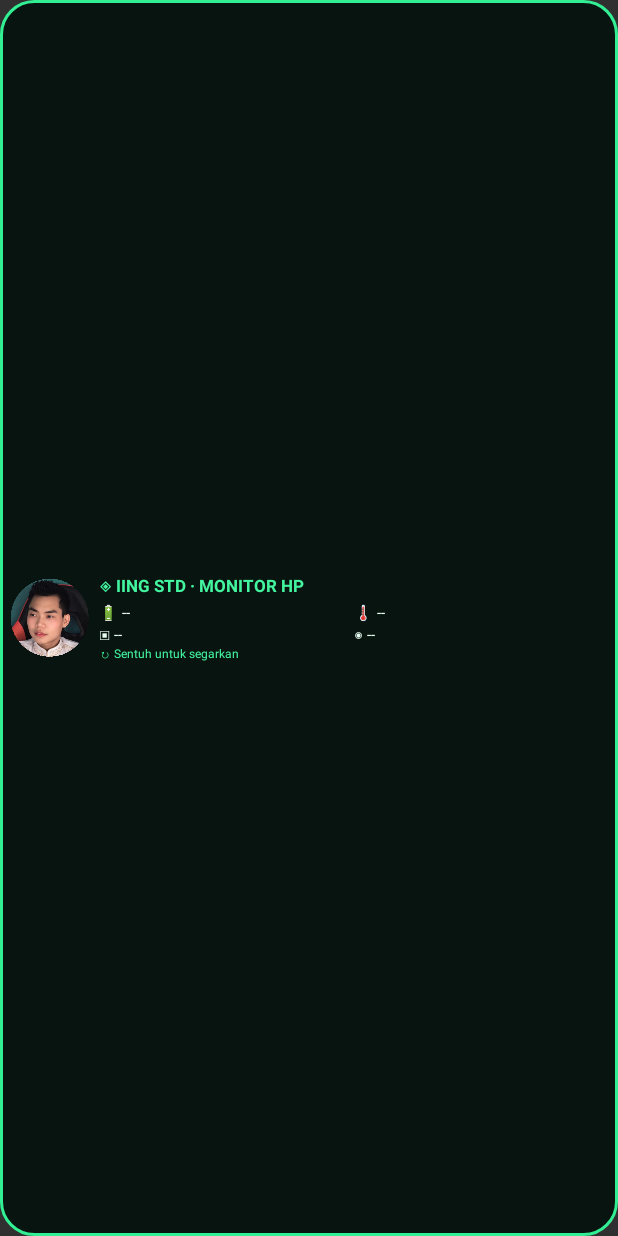
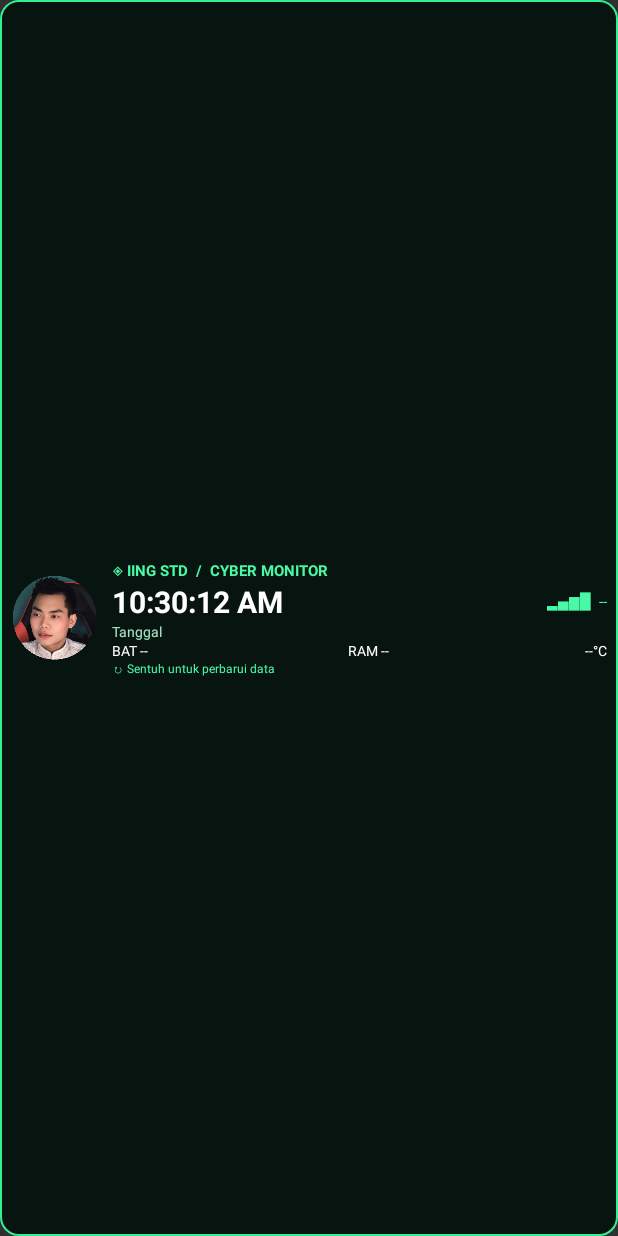
Before and after one commit to stdcrypto-boop/IING-STD-Cyber-Widget, an Android app: the layout widget.xml on its own in the app's theme, with its tools: preview values and no code run, on a phone screen of 412 x 824 dp. Run offline under Robolectric (Android 15) with nearby library versions, the phone set to English and light mode, and no system bars.

Commit message:
Update Cyber Widget V2 and build APK on pull requests

```diff
--- a/app/src/main/AndroidManifest.xml
+++ b/app/src/main/AndroidManifest.xml
@@ -1,5 +1,6 @@
 <manifest xmlns:android="http://schemas.android.com/apk/res/android">
  <uses-permission android:name="android.permission.ACCESS_NETWORK_STATE"/>
+ <uses-permission android:name="android.permission.ACCESS_WIFI_STATE"/>
  <uses-permission android:name="android.permission.READ_PHONE_STATE"/>
  <application android:label="IING STD Cyber Widget" android:theme="@android:style/Theme.Material.NoActionBar" android:usesCleartextTraffic="false">
   <activity android:name=".MainActivity" android:exported="true"><intent-filter><action android:name="android.intent.action.MAIN"/><category android:name="android.intent.category.LAUNCHER"/></intent-filter></activity>
--- a/app/src/main/res/drawable/widget_bg.xml
+++ b/app/src/main/res/drawable/widget_bg.xml
@@ -1 +1 @@
-<shape xmlns:android="http://schemas.android.com/apk/res/android"><solid android:color="#08140F"/><corners android:radius="22dp"/><stroke android:width="2dp" android:color="#32EF94"/><padding android:left="14dp" android:right="14dp" android:top="12dp" android:bottom="12dp"/></shape>
+<shape xmlns:android="http://schemas.android.com/apk/res/android"><solid android:color="#08140F"/><corners android:radius="12dp"/><stroke android:width="1dp" android:color="#32EF94"/></shape>
--- a/app/src/main/res/layout/widget.xml
+++ b/app/src/main/res/layout/widget.xml
@@ -1,16 +1,18 @@
 <?xml version="1.0" encoding="utf-8"?>
-<LinearLayout xmlns:android="http://schemas.android.com/apk/res/android" android:layout_width="match_parent" android:layout_height="match_parent" android:orientation="horizontal" android:gravity="center_vertical" android:padding="6dp" android:background="@drawable/widget_bg">
- <ImageView android:layout_width="54dp" android:layout_height="54dp" android:src="@drawable/portrait" android:contentDescription="Foto profil" android:scaleType="fitCenter"/>
- <LinearLayout android:layout_width="0dp" android:layout_height="wrap_content" android:layout_weight="1" android:layout_marginStart="6dp" android:orientation="vertical" android:gravity="center_vertical">
-  <TextView android:layout_width="match_parent" android:layout_height="wrap_content" android:text="◈ IING STD · MONITOR HP" android:textColor="#44F5A0" android:textStyle="bold" android:textSize="11sp" android:singleLine="true" android:ellipsize="end"/>
-  <LinearLayout android:layout_width="match_parent" android:layout_height="wrap_content" android:orientation="horizontal" android:layout_marginTop="3dp">
-   <TextView android:id="@+id/battery" android:layout_width="0dp" android:layout_weight="1" android:layout_height="wrap_content" android:text="🔋 --" android:textColor="#E7FFF2" android:textSize="10sp" android:singleLine="true"/>
-   <TextView android:id="@+id/temp" android:layout_width="0dp" android:layout_weight="1" android:layout_height="wrap_content" android:text="🌡 --" android:textColor="#E7FFF2" android:textSize="10sp" android:singleLine="true"/>
+<LinearLayout xmlns:android="http://schemas.android.com/apk/res/android" android:layout_width="match_parent" android:layout_height="match_parent" android:orientation="horizontal" android:gravity="center_vertical" android:padding="7dp" android:background="@drawable/widget_bg">
+ <ImageView android:layout_width="58dp" android:layout_height="58dp" android:src="@drawable/portrait" android:contentDescription="Foto profil" android:scaleType="centerCrop"/>
+ <LinearLayout android:layout_width="0dp" android:layout_height="wrap_content" android:layout_weight="1" android:layout_marginStart="9dp" android:orientation="vertical">
+  <TextView android:layout_width="match_parent" android:layout_height="wrap_content" android:text="◈ IING STD  /  CYBER MONITOR" android:textColor="#49F9A5" android:textStyle="bold" android:textSize="10sp" android:singleLine="true"/>
+  <LinearLayout android:layout_width="match_parent" android:layout_height="wrap_content" android:orientation="horizontal" android:gravity="center_vertical">
+   <TextClock android:id="@+id/clock" android:layout_width="wrap_content" android:layout_height="wrap_content" android:format24Hour="HH:mm:ss" android:format12Hour="hh:mm:ss a" android:textColor="#FFFFFF" android:textStyle="bold" android:textSize="20sp"/>
+   <TextView android:id="@+id/signal" android:layout_width="0dp" android:layout_weight="1" android:layout_height="wrap_content" android:gravity="end" android:text="▂▄▆█  --" android:textColor="#49F9A5" android:textSize="10sp" android:singleLine="true"/>
   </LinearLayout>
+  <TextView android:id="@+id/date" android:layout_width="match_parent" android:layout_height="wrap_content" android:text="Tanggal" android:textColor="#A7E5C3" android:textSize="9sp"/>
   <LinearLayout android:layout_width="match_parent" android:layout_height="wrap_content" android:orientation="horizontal">
-   <TextView android:id="@+id/storage" android:layout_width="0dp" android:layout_weight="1" android:layout_height="wrap_content" android:text="▣ --" android:textColor="#E7FFF2" android:textSize="10sp" android:singleLine="true"/>
-   <TextView android:id="@+id/network" android:layout_width="0dp" android:layout_weight="1" android:layout_height="wrap_content" android:text="◉ --" android:textColor="#E7FFF2" android:textSize="10sp" android:singleLine="true" android:ellipsize="end"/>
+   <TextView android:id="@+id/battery" android:layout_width="0dp" android:layout_weight="1" android:layout_height="wrap_content" android:text="BAT --" android:textColor="#FFFFFF" android:textSize="9sp" android:singleLine="true"/>
+   <TextView android:id="@+id/ram" android:layout_width="0dp" android:layout_weight="1" android:layout_height="wrap_content" android:text="RAM --" android:textColor="#FFFFFF" android:textSize="9sp" android:singleLine="true"/>
+   <TextView android:id="@+id/temp" android:layout_width="wrap_content" android:layout_height="wrap_content" android:text="--°C" android:textColor="#FFFFFF" android:textSize="9sp" android:singleLine="true"/>
   </LinearLayout>
-  <TextView android:id="@+id/updated" android:layout_width="match_parent" android:layout_height="wrap_content" android:text="↻ Sentuh untuk segarkan" android:textColor="#44F5A0" android:textSize="8sp" android:singleLine="true" android:ellipsize="end"/>
+  <TextView android:id="@+id/updated" android:layout_width="match_parent" android:layout_height="wrap_content" android:text="↻ Sentuh untuk perbarui data" android:textColor="#49F9A5" android:textSize="8sp" android:singleLine="true"/>
  </LinearLayout>
 </LinearLayout>
--- a/app/src/main/res/xml/cyber_widget_info.xml
+++ b/app/src/main/res/xml/cyber_widget_info.xml
@@ -1 +1 @@
-<appwidget-provider xmlns:android="http://schemas.android.com/apk/res/android" android:minWidth="240dp" android:minHeight="56dp" android:targetCellWidth="4" android:targetCellHeight="1" android:initialLayout="@layout/widget" android:updatePeriodMillis="1800000" android:resizeMode="horizontal|vertical" android:widgetCategory="home_screen" android:description="@string/widget_desc"/>
+<appwidget-provider xmlns:android="http://schemas.android.com/apk/res/android" android:minWidth="220dp" android:minHeight="78dp" android:targetCellWidth="4" android:targetCellHeight="2" android:initialLayout="@layout/widget" android:updatePeriodMillis="1800000" android:resizeMode="horizontal|vertical" android:widgetCategory="home_screen" android:description="@string/widget_desc"/>
```
Also changed, not shown: app/src/main/java/com/iingstd/cyberwidget/CyberWidget.java (+44 -25 lines), 2 other files.
